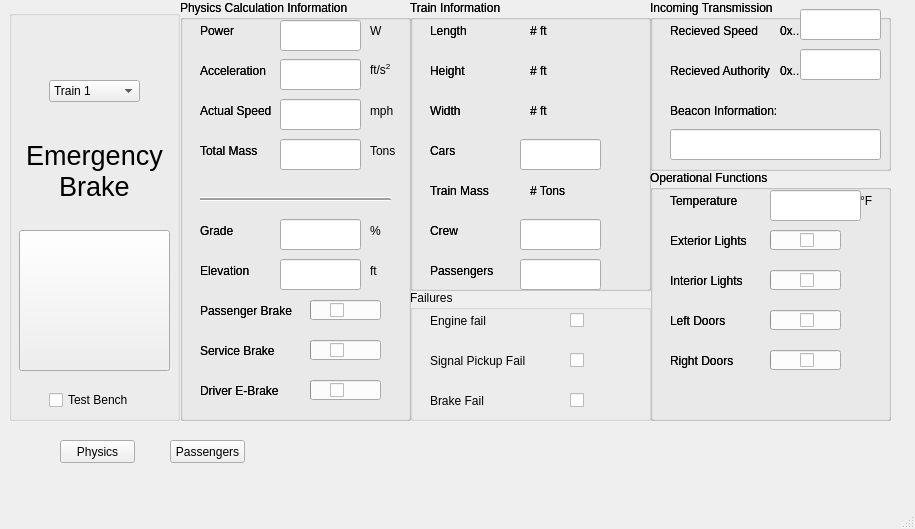
This is Train_Model/Train_Model_UI.ui in LucasZ99/ECE1140SystemsEngineeringProject as Qt 5 draws it before an edit. The edited form follows.
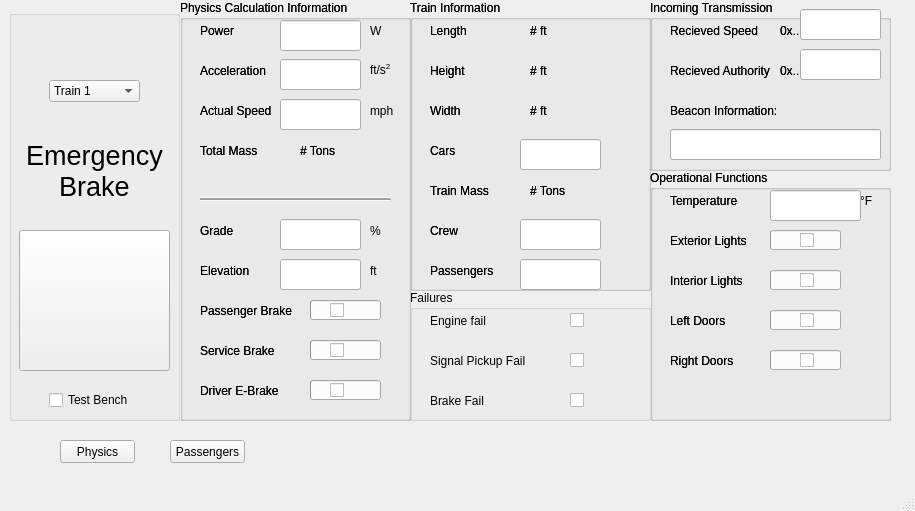
This is the edited form. Icons and pictures are not drawn.

Patch:
```diff
--- a/Train_Model/Train_Model_UI.ui
+++ b/Train_Model/Train_Model_UI.ui
@@ -10,7 +10,7 @@
     <x>0</x>
     <y>0</y>
     <width>915</width>
-    <height>529</height>
+    <height>511</height>
    </rect>
   </property>
   <property name="windowTitle">
@@ -1160,22 +1160,6 @@
       <string>Acceleration</string>
      </property>
     </widget>
-    <widget class="QLabel" name="totMassValue_tb">
-     <property name="geometry">
-      <rect>
-       <x>190</x>
-       <y>130</y>
-       <width>31</width>
-       <height>41</height>
-      </rect>
-     </property>
-     <property name="frameShape">
-      <enum>QFrame::NoFrame</enum>
-     </property>
-     <property name="text">
-      <string>Tons</string>
-     </property>
-    </widget>
     <widget class="QLabel" name="powerValue_tb">
      <property name="geometry">
       <rect>
@@ -1414,19 +1398,6 @@
       <set>Qt::AlignRight|Qt::AlignTrailing|Qt::AlignVCenter</set>
      </property>
     </widget>
-    <widget class="QLineEdit" name="totMassTextBox">
-     <property name="geometry">
-      <rect>
-       <x>100</x>
-       <y>139</y>
-       <width>81</width>
-       <height>31</height>
-      </rect>
-     </property>
-     <property name="alignment">
-      <set>Qt::AlignRight|Qt::AlignTrailing|Qt::AlignVCenter</set>
-     </property>
-    </widget>
     <widget class="QLineEdit" name="gradeTextBox">
      <property name="geometry">
       <rect>
@@ -1453,6 +1424,22 @@
       <set>Qt::AlignRight|Qt::AlignTrailing|Qt::AlignVCenter</set>
      </property>
     </widget>
+    <widget class="QLabel" name="totMassValue_tb">
+     <property name="geometry">
+      <rect>
+       <x>120</x>
+       <y>130</y>
+       <width>101</width>
+       <height>41</height>
+      </rect>
+     </property>
+     <property name="frameShape">
+      <enum>QFrame::NoFrame</enum>
+     </property>
+     <property name="text">
+      <string># Tons</string>
+     </property>
+    </widget>
    </widget>
    <widget class="QGroupBox" name="trainGroup_tb">
     <property name="geometry">
```
Left out of the diff: 16 changed lines with no effect on the pictures.
